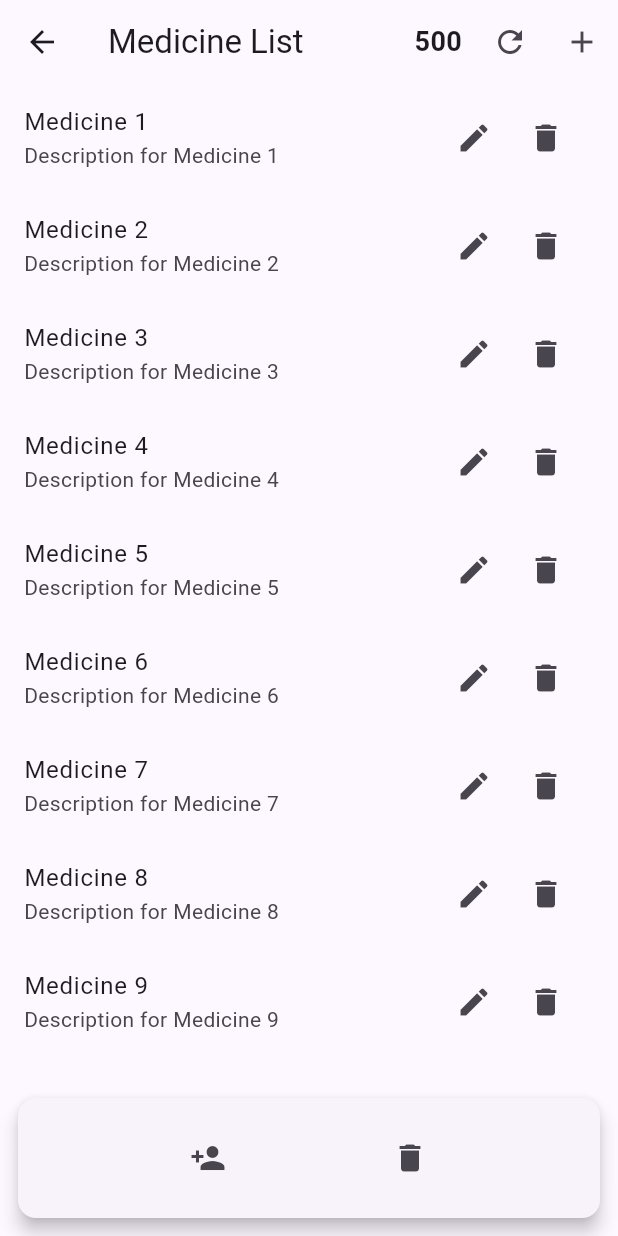
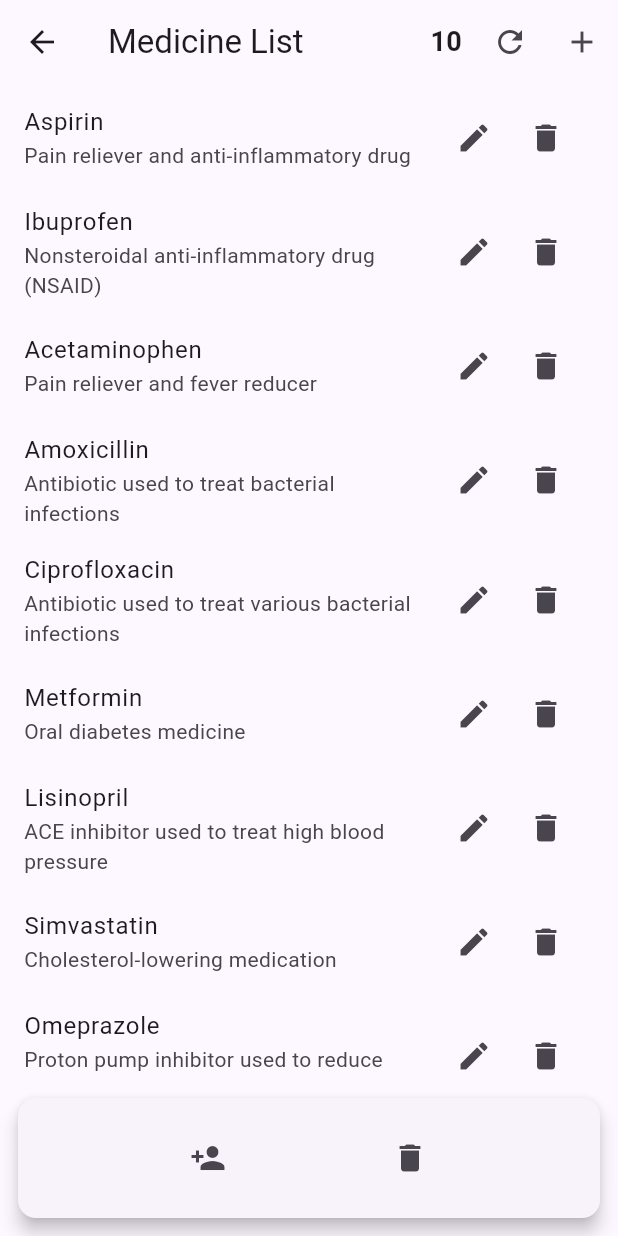
Before and after one commit to Susheer/dispensary, a Flutter app: the AllMedicineScreen screen opened by its route, after a tap on the "person add" icon, on a phone screen of 412 x 824 dp. Run offline on Flutter 3.47's test engine with Material 3 defaults, Android fonts, the phone set to English and light mode, and no system bars; our stand-ins replace faker, flutter_dotenv, sqflite; missing offline and left inert: autocomplete_textfield; accounts and stored records are empty.

```diff
--- a/lib/common/medication_form.dart
+++ b/lib/common/medication_form.dart
@@ -85,7 +85,6 @@ class _MedicationFormState extends State<MedicationForm> {
         return a.compareTo(b);
       },
       itemSubmitted: (item) {
-        print('Itemmmm${item}');
         dosesController.text = item;
         return item;
         // Handle selected item
@@ -131,6 +130,12 @@ class _MedicationFormState extends State<MedicationForm> {
               medicineNameTextField ?? const SizedBox(height: 16),
               dosesTextField ?? const SizedBox(height: 16),
               TextFormField(
+                controller: durationController,
+                validator: onValidate,
+                decoration:
+                    const InputDecoration(labelText: 'Duration (3 Days)'),
+              ),
+              TextFormField(
                 controller: strengthController,
                 validator: onValidate,
                 decoration:
@@ -163,7 +168,6 @@ class _MedicationFormState extends State<MedicationForm> {
                           'notes': notesController.text,
                         };
                         widget.onSave(formData);
-                        Navigator.of(context).pop();
                       } else {
                         ScaffoldMessenger.of(context).showSnackBar(
                           const SnackBar(
--- a/lib/providers/medicine_provider.dart
+++ b/lib/providers/medicine_provider.dart
@@ -39,18 +39,83 @@ class MedicineProvider extends ChangeNotifier {
   }
 
   void insertsDummyMedicines() async {
-    List<Medicine> dummyMedicines = [];
-
-    for (int i = 1; i <= 500; i++) {
-      Medicine medicineObj = Medicine(
-        sysMedicineId: i,
-        name: 'Medicine $i',
-        description: 'Description for Medicine $i',
+    // Creating a list of Medicine objects for 10 commonly used medicines
+    List<Medicine> medicines = [
+      Medicine(
+        sysMedicineId: 1,
+        name: 'Aspirin',
+        description: 'Pain reliever and anti-inflammatory drug',
         createdDate: DateTime.now(),
         updatedDate: DateTime.now(),
-      );
-      await _databaseService.db
-          .insert('medicines', medicineObj.toMapWithoutId());
+      ),
+      Medicine(
+        sysMedicineId: 2,
+        name: 'Ibuprofen',
+        description: 'Nonsteroidal anti-inflammatory drug (NSAID)',
+        createdDate: DateTime.now(),
+        updatedDate: DateTime.now(),
+      ),
+      Medicine(
+        sysMedicineId: 3,
+        name: 'Acetaminophen',
+        description: 'Pain reliever and fever reducer',
+        createdDate: DateTime.now(),
+        updatedDate: DateTime.now(),
+      ),
+      Medicine(
+        sysMedicineId: 4,
+        name: 'Amoxicillin',
+        description: 'Antibiotic used to treat bacterial infections',
+        createdDate: DateTime.now(),
+        updatedDate: DateTime.now(),
+      ),
+      Medicine(
+        sysMedicineId: 5,
+        name: 'Ciprofloxacin',
+        description: 'Antibiotic used to treat various bacterial infections',
+        createdDate: DateTime.now(),
+        updatedDate: DateTime.now(),
+      ),
+      Medicine(
+        sysMedicineId: 6,
+        name: 'Metformin',
+        description: 'Oral diabetes medicine',
+        createdDate: DateTime.now(),
+        updatedDate: DateTime.now(),
+      ),
+      Medicine(
+        sysMedicineId: 7,
+        name: 'Lisinopril',
+        description: 'ACE inhibitor used to treat high blood pressure',
+        createdDate: DateTime.now(),
+        updatedDate: DateTime.now(),
+      ),
+      Medicine(
+        sysMedicineId: 8,
+        name: 'Simvastatin',
+        description: 'Cholesterol-lowering medication',
+        createdDate: DateTime.now(),
+        updatedDate: DateTime.now(),
+      ),
+      Medicine(
+        sysMedicineId: 9,
+        name: 'Omeprazole',
+        description: 'Proton pump inhibitor used to reduce stomach acid',
+        createdDate: DateTime.now(),
+        updatedDate: DateTime.now(),
+      ),
+      Medicine(
+        sysMedicineId: 10,
+        name: 'Hydrochlorothiazide',
+        description: 'Diuretic used to treat high blood pressure',
+        createdDate: DateTime.now(),
+        updatedDate: DateTime.now(),
+      ),
+    ];
+
+    print('Insert in db:');
+    for (var medicine in medicines) {
+      await _databaseService.db.insert('medicines', medicine.toMapWithoutId());
     }
     notifyListeners();
   }
--- a/lib/screens/add_prescription_screen.dart
+++ b/lib/screens/add_prescription_screen.dart
@@ -100,7 +100,8 @@ class _AddPrescriptionScreenState extends State<AddPrescriptionScreen> {
                       style: TextStyle(fontWeight: FontWeight.bold)),
                 for (var line in prescriptionLines)
                   ListTile(
-                    title: Text(line.medicine.name),
+                    title: Text(
+                        '${line.medicine.name}${line.strength == null ? "" : "-" + line.strength} '),
                     subtitle: Text('${line.doses} | ${line.duration}'),
                   ),
                 ElevatedButton(
```
